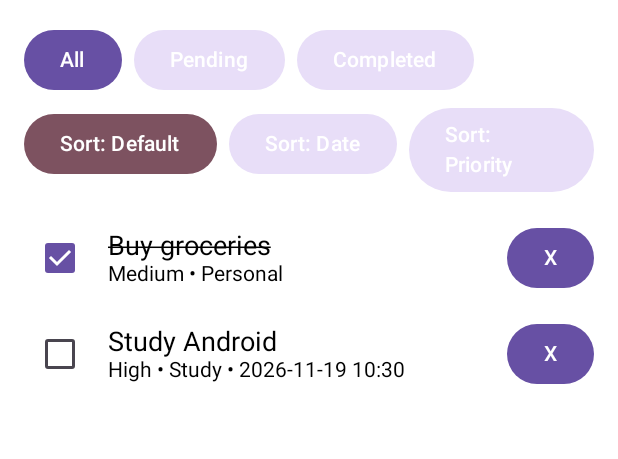
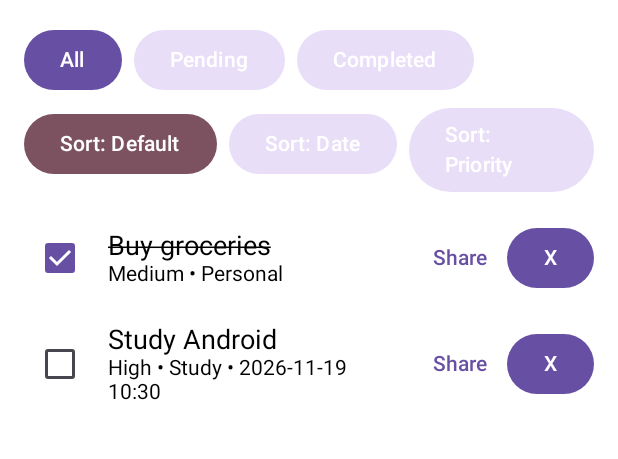
Before and after one commit to Hamza-Ban43/To-Do-Mobile-, an Android app built with Jetpack Compose: the @Preview function HomeScreenPreview, on a phone screen of 412 x 824 dp, the part 90-549 px from its top. Run offline under Robolectric (Android 15) with nearby library versions, the phone set to English and light mode, and no system bars; our stand-ins replace Room's generated code.

Commit message:
feat: share task using implicit intent

```diff
--- a/app/src/main/java/com/taskflow/app/presentation/home/HomeScreen.kt
+++ b/app/src/main/java/com/taskflow/app/presentation/home/HomeScreen.kt
@@ -39,7 +39,8 @@ fun HomeScreen(
     onAddClick: () -> Unit,
     onTaskClick: (TaskEntity) -> Unit,
     onDeleteClick: (TaskEntity) -> Unit,
-    onToggleCompletion: (TaskEntity, Boolean) -> Unit
+    onToggleCompletion: (TaskEntity, Boolean) -> Unit,
+    onShareClick: (TaskEntity) -> Unit
 ) {
     var taskToDelete by remember { mutableStateOf<TaskEntity?>(null) }
     var selectedFilter by remember { mutableStateOf("All") }
@@ -179,6 +180,13 @@ fun HomeScreen(
                         )
                     }
 
+                    // Share Button (Implicit Intent)
+                    TextButton(
+                        onClick = { onShareClick(task) }
+                    ) {
+                        Text("Share")
+                    }
+
                     Button(
                         onClick = { taskToDelete = task }
                     ) {
@@ -245,6 +253,7 @@ fun HomeScreenPreview() {
         onAddClick = {},
         onTaskClick = {},
         onDeleteClick = {},
-        onToggleCompletion = { _, _ -> }
+        onToggleCompletion = { _, _ -> },
+        onShareClick = {}
     )
 }
```
Also changed, not shown: app/src/main/java/com/taskflow/app/MainActivity.kt (+24 -0 lines).
